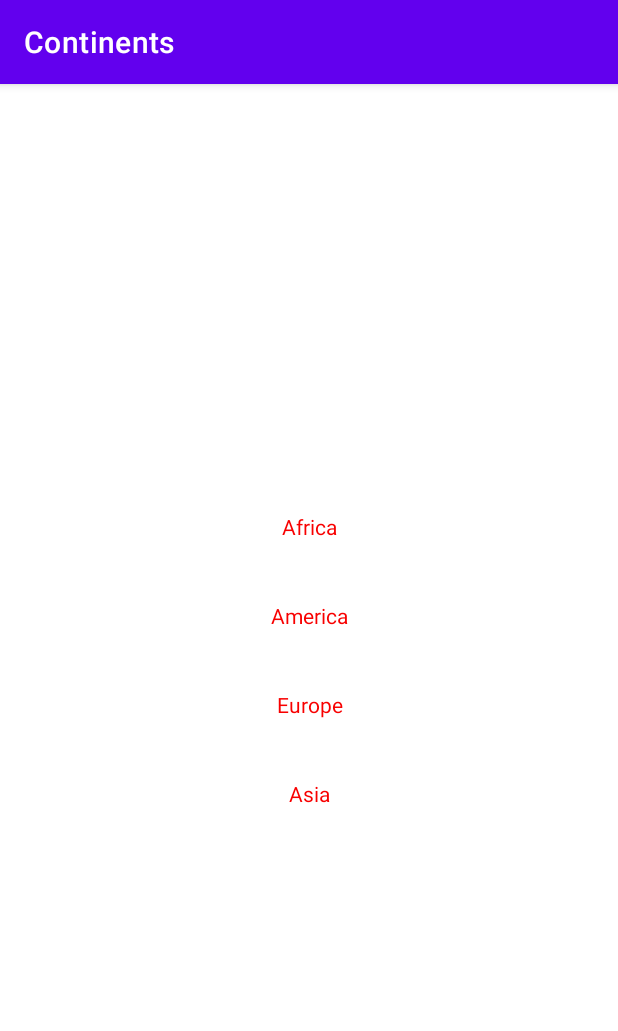
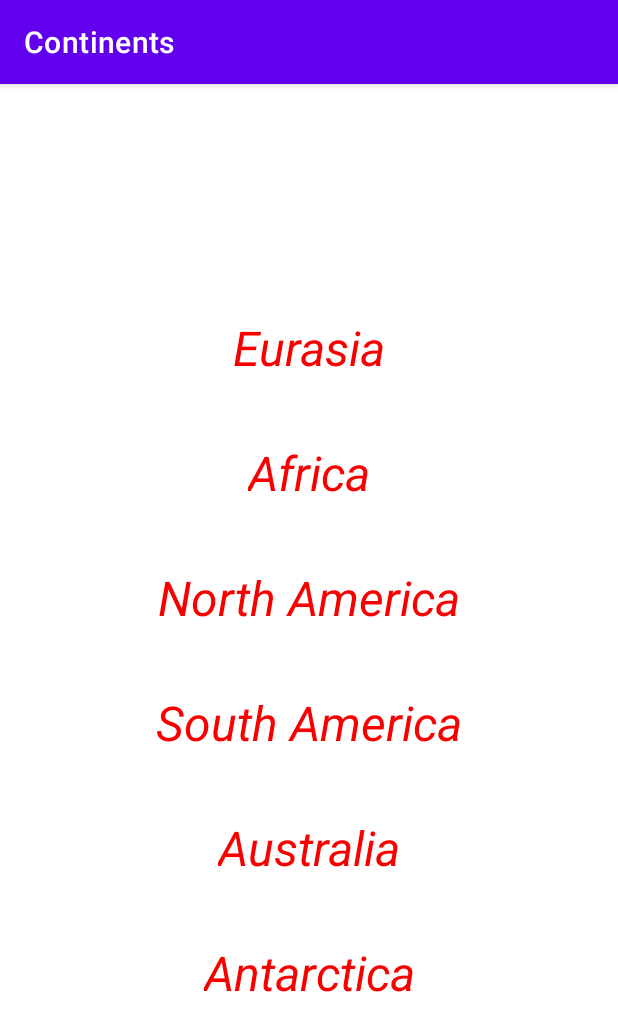
Before and after one commit to Maks-Katunin/Continents, an Android app: the screen it shows after launch (MainActivity), on a phone screen of 412 x 824 dp. Shown: the top 1031 px of the screen. Run offline under Robolectric (Android 15) with nearby library versions, the phone set to English and light mode, and no system bars.

Commit message:
добавил список стран

```diff
--- a/app/src/main/java/com/geektech/continents/MainActivity.java
+++ b/app/src/main/java/com/geektech/continents/MainActivity.java
@@ -13,7 +13,7 @@ import java.util.ArrayList;
 
 public class MainActivity extends AppCompatActivity {
 
-    private ContinentAdapter adapter = new ContinentAdapter();
+    private final ContinentAdapter adapter = new ContinentAdapter();
     private ArrayList<Continents> list = new ArrayList<>();
 
     @Override
@@ -40,9 +40,11 @@ public class MainActivity extends AppCompatActivity {
     }
 
     private void createList() {
-        list.add(new Continents("Africa",1));
-        list.add(new Continents("America",2));
-        list.add(new Continents("Europe",3));
-        list.add(new Continents("Asia",4));
+        list.add(new Continents("Eurasia",1));
+        list.add(new Continents("Africa",2));
+        list.add(new Continents("North America",3));
+        list.add(new Continents("South America",4));
+        list.add(new Continents("Australia",5));
+        list.add(new Continents("Antarctica",6));
     }
 }
--- a/app/src/main/res/layout/activity_main.xml
+++ b/app/src/main/res/layout/activity_main.xml
@@ -16,6 +16,6 @@
         app:layout_constraintLeft_toLeftOf="parent"
         app:layout_constraintRight_toRightOf="parent"
         app:layout_constraintTop_toTopOf="parent"
-        tools:listitem="@layout/list_continents" />
+        tools:listitem="@layout/list_countries" />
 
 </androidx.constraintlayout.widget.ConstraintLayout>
--- a/app/src/main/res/layout/activity_second.xml
+++ b/app/src/main/res/layout/activity_second.xml
@@ -12,8 +12,10 @@
         android:layout_width="match_parent"
         android:layout_height="match_parent"
         app:layoutManager="androidx.recyclerview.widget.LinearLayoutManager"
-        tools:layout_editor_absoluteX="0dp"
-        tools:layout_editor_absoluteY="0dp"
+        app:layout_constraintLeft_toLeftOf="parent"
+        app:layout_constraintBottom_toBottomOf="parent"
+        app:layout_constraintTop_toTopOf="parent"
+        app:layout_constraintRight_toRightOf="parent"
         tools:listitem="@layout/list_countries" />
 
 </androidx.constraintlayout.widget.ConstraintLayout>
--- a/app/src/main/res/layout/list_continents.xml
+++ b/app/src/main/res/layout/list_continents.xml
@@ -7,13 +7,17 @@
     xmlns:tools="http://schemas.android.com/tools">
 
     <TextView
-        android:textColor="@color/red"
         android:id="@+id/tv_continent"
         android:layout_width="wrap_content"
         android:layout_height="wrap_content"
+        android:textColor="@color/red"
+        android:textSize="@dimen/page_dimens_2x"
+        android:textStyle="italic"
+        app:layoutManager="androidx.recyclerview.widget.LinearLayoutManager"
+        app:layout_constraintBottom_toBottomOf="parent"
+        app:layout_constraintEnd_toEndOf="parent"
+        app:layout_constraintStart_toStartOf="parent"
         app:layout_constraintTop_toTopOf="parent"
-        app:layout_constraintStart_toStartOf="parent"
-        app:layout_constraintEnd_toEndOf="parent"
-        tools:text="Africa"/>
+        tools:text="Africa" />
 
 </androidx.constraintlayout.widget.ConstraintLayout>
--- /dev/null
+++ b/app/src/main/res/values/dimens.xml
@@ -0,0 +1,5 @@
+<?xml version="1.0" encoding="utf-8"?>
+<resources>
+    <dimen name="page_dimens_2x">32sp</dimen>
+    <dimen name="page_dimens">16sp</dimen>
+</resources>
```
Also changed, not shown: app/src/main/java/com/geektech/continents/SecondActivity.java (+67 -17 lines), app/src/main/res/layout/list_countries.xml (+9 -3 lines).
